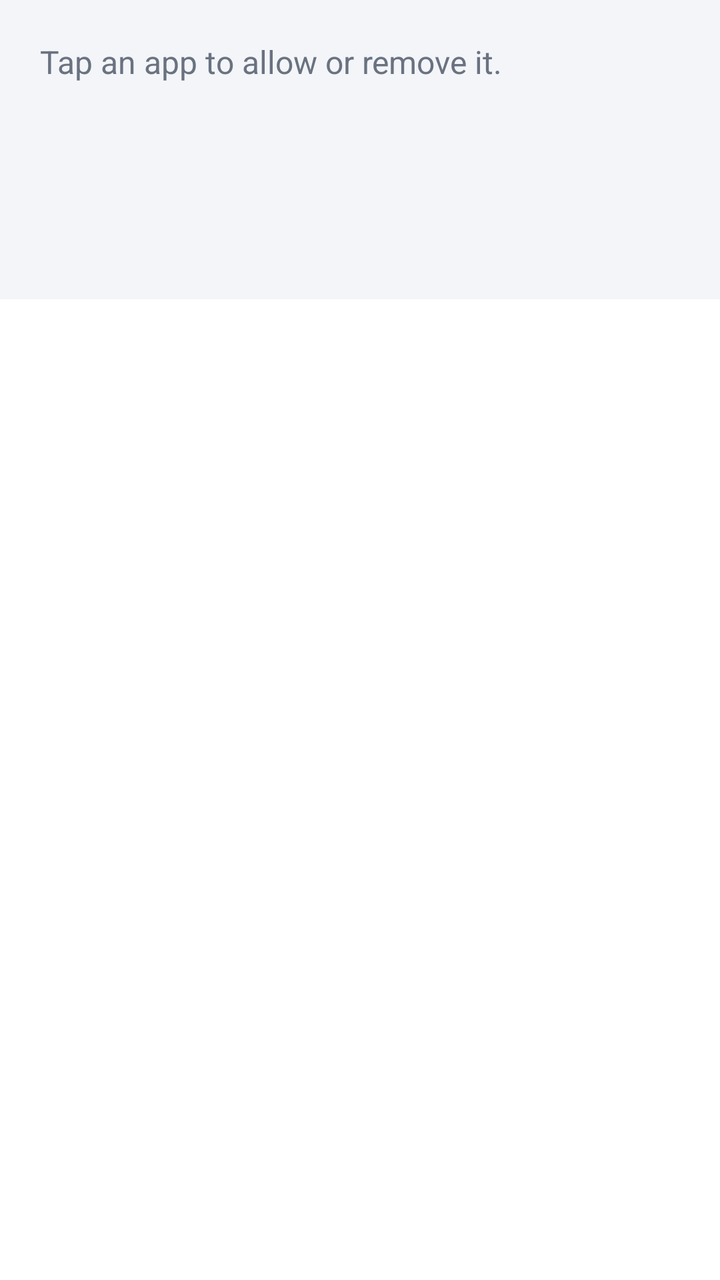
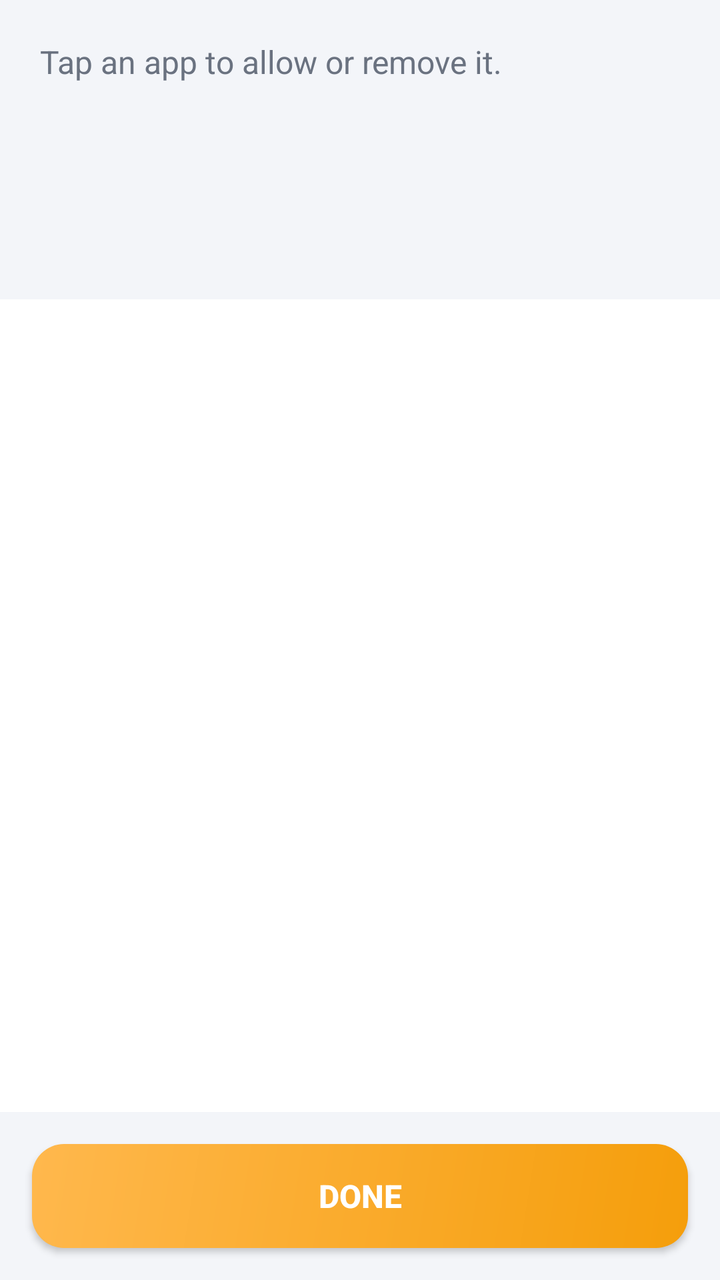

Two renders of the same Android screen: before a commit and after it. Below are the layout's source before the change and the commit's diff.
<!-- AndroidManifest.xml: application theme Theme.ModeEnfant -->
<!-- res/layout/activity_app_list.xml -->
<?xml version="1.0" encoding="utf-8"?>
<LinearLayout xmlns:android="http://schemas.android.com/apk/res/android"
    android:layout_width="match_parent"
    android:layout_height="match_parent"
    android:background="@color/parent_bg"
    android:orientation="vertical">

    <TextView
        android:id="@+id/header"
        android:layout_width="match_parent"
        android:layout_height="wrap_content"
        android:padding="20dp"
        android:text="@string/apps_header"
        android:textColor="@color/text_soft"
        android:textSize="16sp" />

    <ProgressBar
        android:id="@+id/progress"
        android:layout_width="wrap_content"
        android:layout_height="wrap_content"
        android:layout_gravity="center"
        android:layout_marginTop="40dp" />

    <ListView
        android:id="@+id/list"
        android:layout_width="match_parent"
        android:layout_height="match_parent"
        android:background="#FFFFFF" />
</LinearLayout>
<!-- resources referenced by this layout -->
<resources>
  <color name="parent_bg">#F3F5F9</color>
  <color name="text_soft">#6A7280</color>
  <string name="apps_header">Tap an app to allow or remove it.</string>
  <style name="Theme.ModeEnfant" parent="android:Theme.Material.Light.DarkActionBar">
          <item name="android:colorPrimary">@color/primary</item>
          <item name="android:colorPrimaryDark">@color/primary_dark</item>
          <item name="android:colorAccent">@color/accent</item>
      </style>
  <color name="primary">#3B6FE0</color>
  <color name="primary_dark">#2C56B8</color>
  <color name="accent">#F59E0B</color>
</resources>

<!-- the commit's change to res/layout/activity_app_list.xml (unified diff, before → after) -->
@@ -24,6 +24,20 @@
     <ListView
         android:id="@+id/list"
         android:layout_width="match_parent"
-        android:layout_height="match_parent"
+        android:layout_height="0dp"
+        android:layout_weight="1"
         android:background="#FFFFFF" />
+
+    <Button
+        android:id="@+id/done_btn"
+        android:layout_width="match_parent"
+        android:layout_height="wrap_content"
+        android:layout_margin="16dp"
+        android:background="@drawable/btn_launch"
+        android:minHeight="52dp"
+        android:padding="12dp"
+        android:text="@string/done"
+        android:textColor="#FFFFFF"
+        android:textSize="16sp"
+        android:textStyle="bold" />
 </LinearLayout>
<!-- resource entries referenced after the edit -->
@@ -2,12 +2,23 @@
 <resources>
   <color name="parent_bg">#F3F5F9</color>
   <color name="text_soft">#6A7280</color>
+  <!-- drawable btn_launch (drawable) -->
+  <?xml version="1.0" encoding="utf-8"?>
+  <shape xmlns:android="http://schemas.android.com/apk/res/android" android:shape="rectangle">
+      <gradient
+          android:angle="315"
+          android:startColor="@color/accent_glow"
+          android:endColor="@color/accent" />
+      <corners android:radius="16dp" />
+  </shape>
   <string name="apps_header">Tap an app to allow or remove it.</string>
+  <string name="done">Done</string>
   <style name="Theme.ModeEnfant" parent="android:Theme.Material.Light.DarkActionBar">
           <item name="android:colorPrimary">@color/primary</item>
           <item name="android:colorPrimaryDark">@color/primary_dark</item>
           <item name="android:colorAccent">@color/accent</item>
       </style>
+  <color name="accent_glow">#FFB84D</color>
   <color name="primary">#3B6FE0</color>
   <color name="primary_dark">#2C56B8</color>
   <color name="accent">#F59E0B</color>
